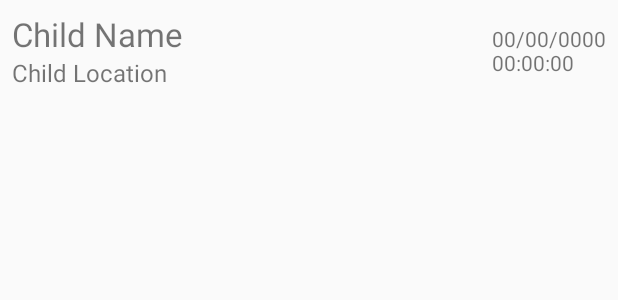
After one commit to alihusseinalissa/TrippleA, an Android app: the layout history_row.xml on its own in the app's theme, with its tools: preview values and no code run, on a phone screen of 412 x 824 dp. The commit adds this screen. Shown: the top 300 px of the screen. Run offline under Robolectric (Android 15) with nearby library versions, the phone set to English and light mode, and no system bars; network calls fail.

Commit message:
Added bottom sheet to the map to show locations history

```diff
--- /dev/null
+++ b/app/src/main/res/drawable/ic_history_black_32dp.xml
@@ -0,0 +1,5 @@
+<vector android:height="32dp" android:tint="#757575"
+    android:viewportHeight="24.0" android:viewportWidth="24.0"
+    android:width="32dp" xmlns:android="http://schemas.android.com/apk/res/android">
+    <path android:fillColor="#FF000000" android:pathData="M13,3c-4.97,0 -9,4.03 -9,9L1,12l3.89,3.89 0.07,0.14L9,12L6,12c0,-3.87 3.13,-7 7,-7s7,3.13 7,7 -3.13,7 -7,7c-1.93,0 -3.68,-0.79 -4.94,-2.06l-1.42,1.42C8.27,19.99 10.51,21 13,21c4.97,0 9,-4.03 9,-9s-4.03,-9 -9,-9zM12,8v5l4.28,2.54 0.72,-1.21 -3.5,-2.08L13.5,8L12,8z"/>
+</vector>
--- /dev/null
+++ b/app/src/main/res/drawable/ic_keyboard_arrow_down_black_32dp.xml
@@ -0,0 +1,5 @@
+<vector android:height="32dp" android:tint="#757575"
+    android:viewportHeight="24.0" android:viewportWidth="24.0"
+    android:width="32dp" xmlns:android="http://schemas.android.com/apk/res/android">
+    <path android:fillColor="#FF000000" android:pathData="M7.41,7.84L12,12.42l4.59,-4.58L18,9.25l-6,6 -6,-6z"/>
+</vector>
--- /dev/null
+++ b/app/src/main/res/layout/history_row.xml
@@ -0,0 +1,58 @@
+<?xml version="1.0" encoding="utf-8"?>
+<LinearLayout xmlns:android="http://schemas.android.com/apk/res/android"
+    android:orientation="horizontal" android:layout_width="match_parent"
+    android:layout_height="wrap_content">
+
+    <!--<ImageView-->
+        <!--android:id="@+id/imgChild"-->
+        <!--android:layout_margin="16dp"-->
+        <!--android:src="@mipmap/ic_launcher"-->
+        <!--android:layout_width="75dp"-->
+        <!--android:layout_height="75dp" />-->
+
+    <RelativeLayout
+        android:layout_gravity="center"
+        android:orientation="vertical"
+        android:layout_width="wrap_content"
+        android:layout_height="wrap_content">
+
+        <LinearLayout
+            android:padding="8dp"
+            android:orientation="vertical"
+            android:layout_width="wrap_content"
+            android:layout_height="wrap_content">
+
+            <TextView
+                android:id="@+id/txtChildName"
+                android:textSize="22sp"
+                android:text="Child Name"
+                android:layout_width="wrap_content"
+                android:layout_height="wrap_content" />
+
+            <TextView
+                android:id="@+id/txtChildLocation"
+                android:text="Child Location"
+                android:textSize="16sp"
+                android:layout_width="wrap_content"
+                android:layout_height="wrap_content" />
+
+
+        </LinearLayout>
+
+
+            <TextView
+                android:layout_alignParentEnd="true"
+                android:layout_centerVertical="true"
+                android:paddingEnd="8dp"
+                android:id="@+id/txtTime"
+                android:text="00/00/0000\n00:00:00"
+                android:textSize="14sp"
+                android:layout_width="wrap_content"
+                android:layout_height="wrap_content" />
+
+
+
+
+    </RelativeLayout>
+
+</LinearLayout>
```
Also changed, not shown: app/src/main/java/com/ece/triplea/activity/MapsActivity.java (+125 -0 lines), app/src/main/res/layout/activity_maps.xml (+7 -17 lines), app/src/main/res/layout/history_bottom_sheet.xml (added, +53 -0 lines).
